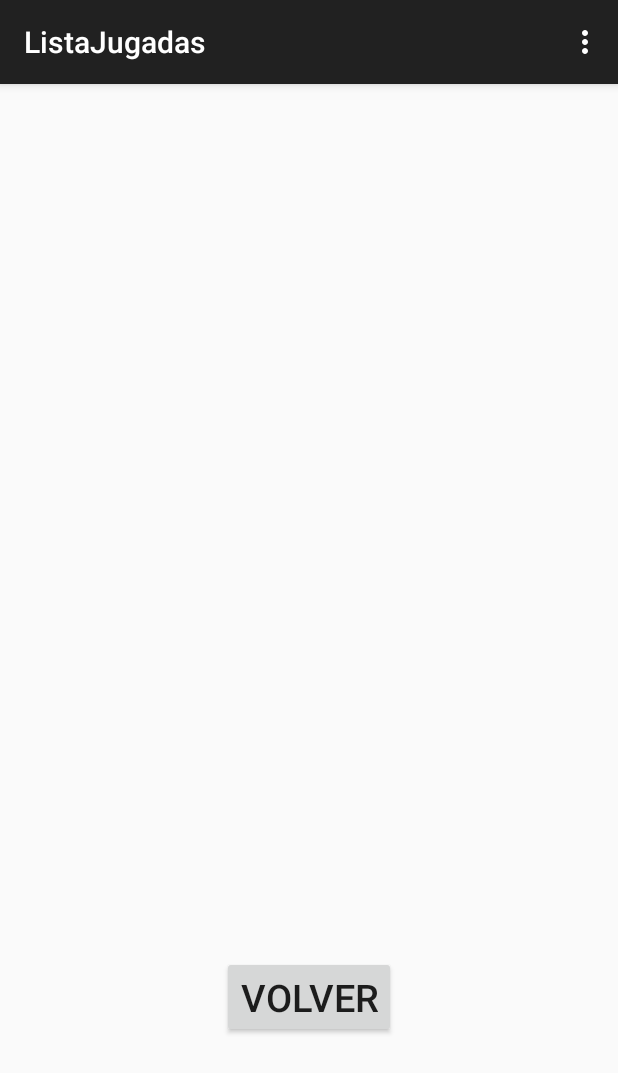
After one commit to MiguelEnc/ScoreKeeper, an Android app: the ListaJugadas screen opened directly, with no data from a screen before it, on a phone screen of 412 x 824 dp. The commit adds this screen. Shown: the top 1073 px of the screen. Run offline under Robolectric (Android 15) with nearby library versions, the phone set to English and light mode, and no system bars; 1 statement that could not run was skipped.

Commit message:
Vista de listado de partidas agregadas e ir a esta.

```diff
--- /dev/null
+++ b/app/src/main/java/com/example/miguel/scorekeeper/ListaJugadas.java
@@ -0,0 +1,106 @@
+package com.example.miguel.scorekeeper;
+
+import android.content.Intent;
+import android.support.v7.app.ActionBarActivity;
+import android.os.Bundle;
+import android.view.Menu;
+import android.view.MenuItem;
+import android.widget.ArrayAdapter;
+import android.widget.ListView;
+
+import java.util.ArrayList;
+import java.util.List;
+
+
+public class ListaJugadas extends ActionBarActivity {
+
+    @Override
+    protected void onCreate(Bundle savedInstanceState) {
+        super.onCreate(savedInstanceState);
+        setContentView(R.layout.activity_lista_jugadas);
+        String j = "";
+
+        final ListView listaJugadas = (ListView) findViewById(R.id.listViewPartidas);
+
+        Intent intent = getIntent();
+        Bundle extras = intent.getExtras();
+        if(extras != null) {
+            j = (String) extras.get("ID_EXTRA");
+        }
+
+        listaJugadas.setAdapter(adapterList(j));
+
+    }
+
+    private ArrayAdapter<String> listaJuegos(DBConnection connection){
+        ArrayList<String> lista = new ArrayList<>();
+
+        //Carga todos los juegos de la base de datos
+        List<Juego> juegos = connection.getAllGames();
+
+        //llena la lista con los nombres de los juegos
+        for(int i = 0; i < juegos.size(); i++){
+            Juego juego = juegos.get(i);
+            lista.add(juego.getNombre().toString());
+        }
+
+        //crea el adapter para llenar el spinner
+        ArrayAdapter<String> adapter = new ArrayAdapter<String>(
+                this,
+                android.R.layout.simple_spinner_item,
+                lista
+        );
+
+        //asigna la forma en la que se presentaran los datos
+        adapter.setDropDownViewResource(android.R.layout.simple_spinner_dropdown_item);
+
+        return adapter;
+    }
+
+    private ArrayAdapter<String> adapterList(String juego){
+        DBConnection connection = new DBConnection(this);
+        List<Partida> partidas = connection.getAllPartidas(juego);
+        List<String> items = new ArrayList<>();
+
+        for(int i = 0; i < partidas.size(); i++){
+            Partida partida = partidas.get(i);
+            items.add(
+                    partida.getEquipo_A() + " : " +
+                            partida.getPuntajeEquipoA() + "\n" +
+                            partida.getEquipo_B() + " : " +
+                            partida.getPuntajeEquipoB()
+            );
+        }
+
+        ArrayAdapter<String> adapter = new ArrayAdapter<>(
+                this,
+                android.R.layout.simple_list_item_1,
+                items
+        );
+
+        return adapter;
+    }
+
+
+    @Override
+    public boolean onCreateOptionsMenu(Menu menu) {
+        // Inflate the menu; this adds items to the action bar if it is present.
+        getMenuInflater().inflate(R.menu.menu_lista_jugadas, menu);
+        return true;
+    }
+
+    @Override
+    public boolean onOptionsItemSelected(MenuItem item) {
+        // Handle action bar item clicks here. The action bar will
+        // automatically handle clicks on the Home/Up button, so long
+        // as you specify a parent activity in AndroidManifest.xml.
+        int id = item.getItemId();
+
+        //noinspection SimplifiableIfStatement
+        if (id == R.id.action_settings) {
+            return true;
+        }
+
+        return super.onOptionsItemSelected(item);
+    }
+}
--- /dev/null
+++ b/app/src/main/res/layout/activity_lista_jugadas.xml
@@ -0,0 +1,40 @@
+<RelativeLayout xmlns:android="http://schemas.android.com/apk/res/android"
+    xmlns:tools="http://schemas.android.com/tools" android:layout_width="match_parent"
+    android:layout_height="match_parent" android:paddingLeft="@dimen/activity_horizontal_margin"
+    android:paddingRight="@dimen/activity_horizontal_margin"
+    android:paddingTop="@dimen/activity_vertical_margin"
+    android:paddingBottom="@dimen/activity_vertical_margin"
+    tools:context="com.example.miguel.scorekeeper.ListaJugadas">
+
+    <LinearLayout
+        android:orientation="horizontal"
+        android:layout_width="fill_parent"
+        android:layout_height="450dp"
+        android:layout_alignParentLeft="true"
+        android:layout_alignParentStart="true"
+        android:layout_alignParentTop="true"
+        android:id="@+id/linearLayout">
+
+        <ListView
+            android:layout_width="wrap_content"
+            android:layout_height="wrap_content"
+            android:id="@+id/listView"
+            android:layout_weight="1" />
+    </LinearLayout>
+
+    <FrameLayout
+        android:layout_width="fill_parent"
+        android:layout_height="fill_parent"
+        android:layout_below="@+id/linearLayout"
+        android:layout_centerHorizontal="true">
+
+        <Button
+            android:layout_width="wrap_content"
+            android:layout_height="wrap_content"
+            android:text="Volver"
+            android:id="@+id/buttonVolver"
+            android:layout_gravity="center"
+            android:textSize="25dp" />
+    </FrameLayout>
+
+</RelativeLayout>
--- /dev/null
+++ b/app/src/main/res/menu/menu_lista_jugadas.xml
@@ -0,0 +1,7 @@
+<menu xmlns:android="http://schemas.android.com/apk/res/android"
+    xmlns:app="http://schemas.android.com/apk/res-auto"
+    xmlns:tools="http://schemas.android.com/tools"
+    tools:context="com.example.miguel.scorekeeper.ListaJugadas">
+    <item android:id="@+id/action_settings" android:title="@string/action_settings"
+        android:orderInCategory="100" app:showAsAction="never" />
+</menu>
--- a/app/src/main/res/values/strings.xml
+++ b/app/src/main/res/values/strings.xml
@@ -19,5 +19,7 @@
     <string name="hello_world">Hello world!</string>
     <string name="title_activity_inicar_partida">InicarPartida</string>
     <string name="title_activity_partida_actual">PartidaActual</string>
+    <string name="title_activity_listajugadas">listajugadas</string>
+    <string name="title_activity_lista_jugadas">ListaJugadas</string>
 
 </resources>
```
Also changed, not shown: app/src/main/AndroidManifest.xml (+8 -0 lines), app/src/main/java/com/example/miguel/scorekeeper/Home.java (+12 -0 lines).
